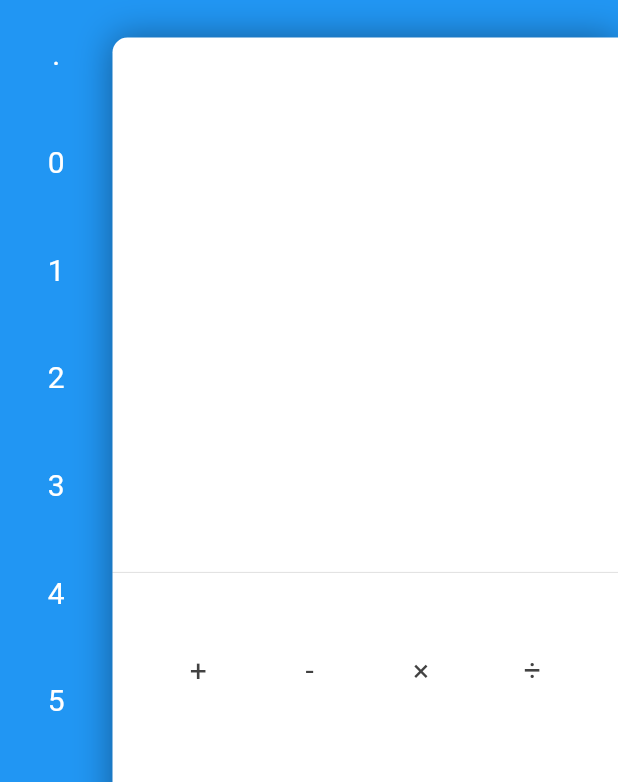
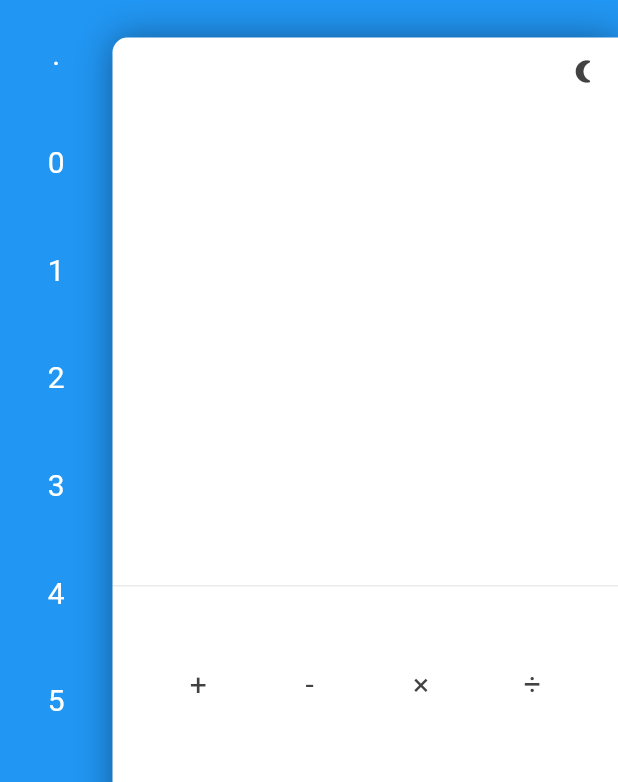
Before and after one commit to jaypy-code/flutter-calculator, a Flutter app: the screen it shows after launch, on a phone screen of 412 x 824 dp. Shown: the top 782 px of the screen. Run offline on Flutter 3.47's test engine with Material 2 defaults, Android fonts, the phone set to English and light mode, and no system bars; our stand-ins replace vibration.

Commit message:
theme provider created

```diff
--- a/lib/components/button.dart
+++ b/lib/components/button.dart
@@ -15,7 +15,7 @@ class Button extends StatelessWidget {
   @override
   Widget build(BuildContext context) {
     return Material(
-      color: Colors.white,
+      color: Colors.transparent,
       child: InkWell(
         onTap: () => this.onPress(),
         borderRadius: BorderRadius.all(
--- a/lib/components/buttons/text.dart
+++ b/lib/components/buttons/text.dart
@@ -4,8 +4,13 @@ import 'package:flutter/material.dart';
 class ButtonText extends StatelessWidget {
   final String text;
   final Function onPress;
+  final Brightness brightness;
 
-  ButtonText(this.text, {this.onPress});
+  ButtonText(
+    this.text, {
+    this.onPress,
+    this.brightness,
+  });
 
   @override
   Widget build(BuildContext context) {
@@ -14,7 +19,8 @@ class ButtonText extends StatelessWidget {
         this.text,
         style: TextStyle(
           fontSize: 20,
-          color: Colors.grey[800],
+          color:
+              brightness == Brightness.light ? Colors.white : Colors.grey[800],
         ),
       ),
       size: 50,
--- a/lib/components/equal.dart
+++ b/lib/components/equal.dart
@@ -2,8 +2,12 @@ import 'package:flutter/material.dart';
 
 class EqualButton extends StatelessWidget {
   final Function onPressed;
+  final Color color;
 
-  EqualButton({this.onPressed});
+  EqualButton({
+    this.onPressed,
+    this.color,
+  });
 
   @override
   Widget build(BuildContext context) {
@@ -19,7 +23,7 @@ class EqualButton extends StatelessWidget {
         ],
       ),
       child: Material(
-        color: Theme.of(context).primaryColor,
+        color: color,
         borderRadius: BorderRadius.all(
           Radius.circular(8),
         ),
--- /dev/null
+++ b/lib/components/header.dart
@@ -0,0 +1,43 @@
+import 'package:calc/components/buttons/icon.dart';
+import 'package:calc/services/theme.dart';
+import 'package:flutter/material.dart';
+import 'package:provider/provider.dart';
+
+class Header extends StatefulWidget {
+  @override
+  _HeaderState createState() => _HeaderState();
+}
+
+class _HeaderState extends State<Header> {
+  @override
+  Widget build(BuildContext context) {
+    return Consumer<ThemeProvider>(
+      builder: (context, theme, _) => Container(
+        height: 45,
+        width: double.infinity,
+        child: Row(
+          crossAxisAlignment: CrossAxisAlignment.center,
+          mainAxisAlignment: MainAxisAlignment.end,
+          children: [
+            ButtonIcon(
+              icon: theme.data().primaryColor == Colors.blueGrey[800]
+                  ? Icons.wb_sunny
+                  : Icons.nightlight_round,
+              size: 46,
+              onPress: () => this.changeMode(theme),
+              brightness: theme.data().brightness,
+            ),
+          ],
+        ),
+      ),
+    );
+  }
+
+  void changeMode(ThemeProvider themeProvider) {
+    // if was dark mode
+    if (themeProvider.data().primaryColor == Colors.blueGrey[800]) {
+      themeProvider.setThemeByName('blue');
+    } else
+      themeProvider.setThemeByName('dark');
+  }
+}
--- a/lib/components/pad.dart
+++ b/lib/components/pad.dart
@@ -4,16 +4,18 @@ import 'package:calc/interface/history.dart';
 class Pad extends StatelessWidget {
   final String entry;
   final List<History> histories;
+  final Brightness brightness;
 
   Pad({
     this.entry,
     this.histories,
+    this.brightness,
   });
 
   @override
   Widget build(BuildContext context) {
     return Container(
-      height: (MediaQuery.of(context).size.height / 2.5) + 35,
+      height: (MediaQuery.of(context).size.height / 2.5) - 1,
       child: ListView(
         reverse: true,
         children: [
@@ -28,6 +30,7 @@ class Pad extends StatelessWidget {
               fontSize: 28,
               width: MediaQuery.of(context).size.width - (75 + 20),
             ),
+            color: brightness == Brightness.light ? Colors.white : Colors.black,
           ),
           Column(
             children: histories
@@ -39,7 +42,9 @@ class Pad extends StatelessWidget {
                       fontSize: 24,
                       width: MediaQuery.of(context).size.width - (75 + 85),
                     ),
-                    color: Colors.grey[700],
+                    color: brightness == Brightness.light
+                        ? Colors.white54
+                        : Colors.grey[700],
                   ),
                 )
                 .toList(),
@@ -52,7 +57,7 @@ class Pad extends StatelessWidget {
   Widget row(
     History history, {
     double fontSize = 28,
-    Color color = Colors.black,
+    Color color,
   }) {
     return Container(
       margin: EdgeInsets.fromLTRB(0, 10, 0, 0),
--- a/lib/components/view.dart
+++ b/lib/components/view.dart
@@ -3,10 +3,12 @@ import 'package:flutter/material.dart';
 class View extends StatelessWidget {
   final Widget child;
   final double margin;
+  final Color color;
 
   View({
     this.child,
     this.margin = 25,
+    this.color,
   });
 
   @override
@@ -16,7 +18,7 @@ class View extends StatelessWidget {
       height: MediaQuery.of(context).size.height - (this.margin * 2),
       margin: EdgeInsets.symmetric(vertical: this.margin),
       decoration: BoxDecoration(
-        color: Colors.white,
+        color: color,
         borderRadius: BorderRadius.only(
           topLeft: Radius.circular(10),
           bottomLeft: Radius.circular(10),
--- /dev/null
+++ b/lib/database/themes.dart
@@ -0,0 +1,14 @@
+import 'package:flutter/material.dart';
+
+Map<String, ThemeData> themes = {
+  'blue': ThemeData(
+    primaryColor: Colors.blue,
+    backgroundColor: Colors.white,
+    brightness: Brightness.dark,
+  ),
+  'dark': ThemeData(
+    primaryColor: Colors.blueGrey[800],
+    backgroundColor: Colors.blueGrey[700],
+    brightness: Brightness.light,
+  ),
+};
--- a/lib/main.dart
+++ b/lib/main.dart
@@ -1,8 +1,15 @@
+import 'package:calc/services/theme.dart';
 import 'package:calc/views/main.dart';
 import 'package:flutter/material.dart';
+import 'package:provider/provider.dart';
 
 void main() {
-  runApp(App());
+  runApp(
+    ChangeNotifierProvider(
+      create: (_) => ThemeProvider(),
+      child: App(),
+    ),
+  );
 }
 
 // ignore: non_constant_identifier_names
--- /dev/null
+++ b/lib/services/theme.dart
@@ -0,0 +1,32 @@
+import 'package:calc/database/themes.dart';
+import 'package:flutter/material.dart';
+import 'package:flutter/services.dart';
+
+class ThemeProvider with ChangeNotifier {
+  ThemeData _theme;
+  ThemeData data() => _theme;
+
+  ThemeProvider() {
+    _theme = themes['blue'];
+    _setSystemColor();
+    notifyListeners();
+  }
+
+  void setThemeByName(String name) {
+    ThemeData themeData = themes[name];
+    if (themeData != null) {
+      _theme = themeData;
+      _setSystemColor();
+      notifyListeners();
+    }
+  }
+
+  void _setSystemColor() {
+    SystemChrome.setSystemUIOverlayStyle(SystemUiOverlayStyle(
+      systemNavigationBarColor: _theme.primaryColor,
+      systemNavigationBarIconBrightness: Brightness.light,
+      statusBarColor: _theme.primaryColor,
+      statusBarBrightness: Brightness.light,
+    ));
+  }
+}
--- a/lib/views/main.dart
+++ b/lib/views/main.dart
@@ -2,14 +2,16 @@ import 'package:calc/components/buttons.dart';
 import 'package:calc/components/buttons/backspace.dart';
 import 'package:calc/components/buttons/text.dart';
 import 'package:calc/components/equal.dart';
+import 'package:calc/components/header.dart';
 import 'package:calc/components/numbers.dart';
 import 'package:calc/components/pad.dart';
 import 'package:calc/components/view.dart';
 import 'package:calc/database/buttons.dart';
 import 'package:calc/interface/history.dart';
+import 'package:calc/services/theme.dart';
 import 'package:calc/services/vibration.dart' as vibration;
 import 'package:flutter/material.dart';
-import 'package:flutter/services.dart';
+import 'package:provider/provider.dart';
 
 class MainView extends StatefulWidget {
   @override
@@ -22,14 +24,9 @@ class _MainViewState extends State<MainView> {
 
   @override
   Widget build(BuildContext context) {
-    SystemChrome.setSystemUIOverlayStyle(SystemUiOverlayStyle(
-      systemNavigationBarColor: Theme.of(context).primaryColor,
-      systemNavigationBarIconBrightness: Brightness.light,
-      statusBarColor: Theme.of(context).primaryColor,
-      statusBarBrightness: Brightness.light,
-    ));
-    return Scaffold(
-      backgroundColor: Theme.of(context).primaryColor,
+    return Consumer<ThemeProvider>(
+      builder: (context, theme, _) => Scaffold(
+        backgroundColor: theme.data().primaryColor,
         body: SafeArea(
           child: Row(
             children: [
@@ -37,11 +34,14 @@ class _MainViewState extends State<MainView> {
                 onPressed: (String value) => this.pushToEntry(value),
               ),
               View(
+                color: theme.data().backgroundColor,
                 child: Column(
                   children: [
+                    Header(),
                     Pad(
                       entry: entry,
                       histories: histories,
+                      brightness: theme.data().brightness,
                     ),
                     Buttons(
                       count: 4,
@@ -50,6 +50,7 @@ class _MainViewState extends State<MainView> {
                             (button) => ButtonText(
                               button,
                               onPress: () => this.pushToHistory(button),
+                              brightness: theme.data().brightness,
                             ),
                           )
                           .toList(),
@@ -64,21 +65,25 @@ class _MainViewState extends State<MainView> {
                           ButtonText(
                             'C',
                             onPress: () => this.clear(),
+                            brightness: theme.data().brightness,
                           ),
                           Spacer(),
                           ButtonBackspace(
+                            brightness: theme.data().brightness,
                             onPress: () => this.backspace(),
                           ),
                         ],
                       ),
                     ),
                     EqualButton(
+                      color: theme.data().primaryColor,
                       onPressed: () => this.calculate(),
                     ),
                   ],
                 ),
               ),
             ],
+          ),
         ),
       ),
     );
```
Lines whose indentation alone changed are shown as unchanged.
